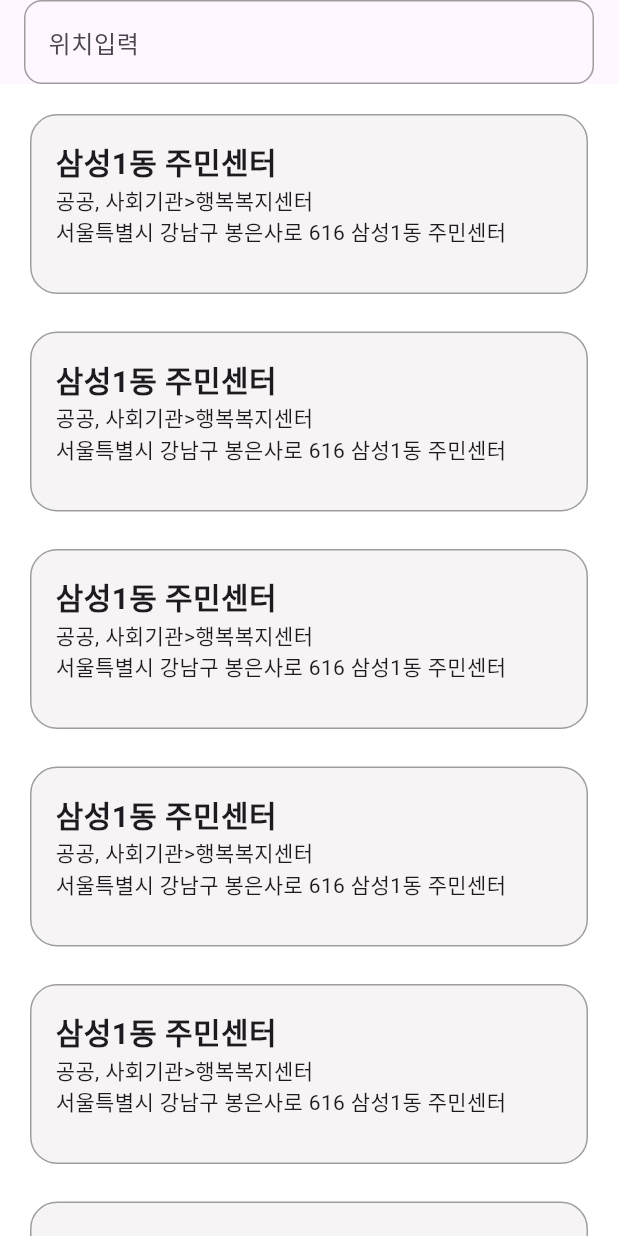
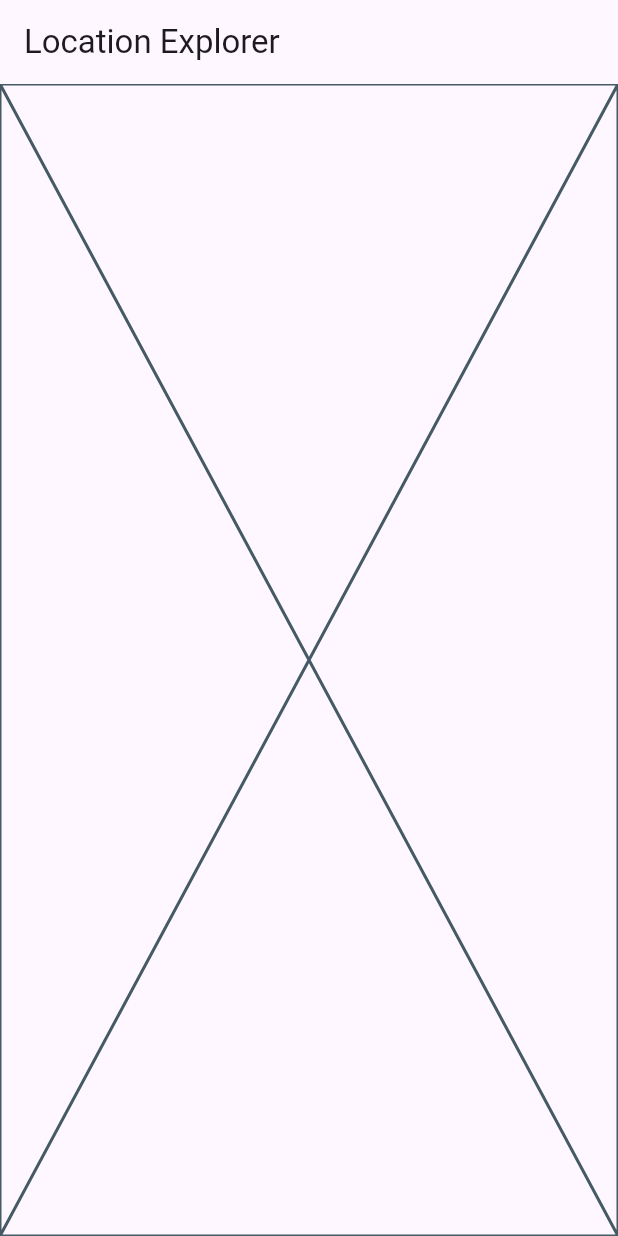
Before and after one commit to hippieperm/flutter_location_explorer, a Flutter app: the screen it shows after launch, on a phone screen of 412 x 824 dp. Run offline on Flutter 3.47's test engine with Material 3 defaults, Android fonts, the phone set to English and light mode, and no system bars; our stand-ins replace flutter_dotenv.

Commit message:
홈 페이지의 구조를 단순화하고, 기존의 리스트 아이템을 제거하여 기본적인 스캐폴드를 설정함. 앱바 제목을 'Location Explorer'로 변경하고, 본문에 플레이스홀더 추가.

```diff
--- a/lib/ui/pages/home/home_page.dart
+++ b/lib/ui/pages/home/home_page.dart
@@ -1,50 +1,13 @@
 import 'package:flutter/material.dart';
-import 'widget/list_item.dart';
 
 class HomePage extends StatelessWidget {
   const HomePage({super.key});
 
   @override
   Widget build(BuildContext context) {
-    return GestureDetector(
-      onTap: () {
-        FocusScope.of(context).unfocus();
-      },
-      child: Scaffold(
-        backgroundColor: Colors.white.withAlpha(255),
-        appBar: AppBar(
-          title: TextField(
-            decoration: InputDecoration(
-              hintText: '위치입력',
-              border: OutlineInputBorder(
-                borderRadius: BorderRadius.circular(12),
-                borderSide: const BorderSide(color: Colors.grey),
-              ),
-              enabledBorder: OutlineInputBorder(
-                borderRadius: BorderRadius.circular(12),
-                borderSide: const BorderSide(color: Colors.grey),
-              ),
-            ),
-          ),
-        ),
-
-        body: Padding(
-          padding: const EdgeInsets.symmetric(horizontal: 20),
-          child: ListView.separated(
-            itemBuilder: (context, index) {
-              return const ListItem(
-                title: '삼성1동 주민센터',
-                category: '공공, 사회기관>행복복지센터',
-                roadAddress: '서울특별시 강남구 봉은사로 616 삼성1동 주민센터',
-              );
-            },
-            separatorBuilder: (context, index) {
-              return const SizedBox(height: 5);
-            },
-            itemCount: 10,
-          ),
-        ),
-      ),
+    return Scaffold(
+      appBar: AppBar(title: const Text('Location Explorer')),
+      body: const Placeholder(),
     );
   }
 }
```
